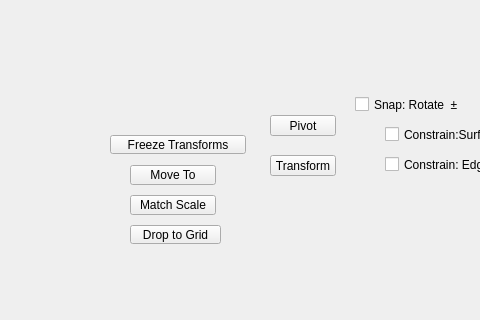
Qt form tentacle/ui/transform#submenu.ui (m3trik/tentacle) before a commit; both pictures show x 0 to 480 and y 145 to 465 of the 600 by 600 pixel window.
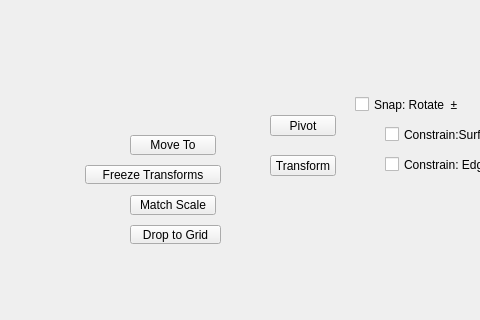
The same form after that commit. Custom widgets are drawn as their Qt base class.

```diff
--- a/tentacle/ui/transform#submenu.ui
+++ b/tentacle/ui/transform#submenu.ui
@@ -192,8 +192,8 @@
     </property>
     <property name="geometry">
      <rect>
-      <x>110</x>
-      <y>280</y>
+      <x>85</x>
+      <y>310</y>
       <width>136</width>
       <height>19</height>
      </rect>
@@ -325,7 +325,7 @@
     <property name="geometry">
      <rect>
       <x>130</x>
-      <y>310</y>
+      <y>280</y>
       <width>86</width>
       <height>20</height>
      </rect>
```
